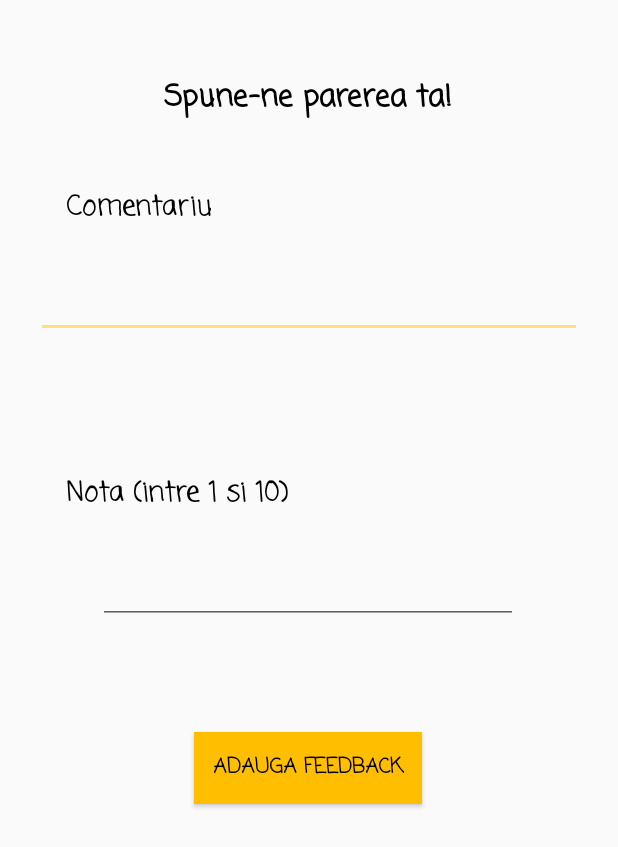
After one commit to catalinadinu/SportSpot, an Android app: the FeedbackActivity screen opened directly, with no data from a screen before it, on a phone screen of 412 x 824 dp. The commit adds this screen. Shown: the top 847 px of the screen. Run offline under Robolectric (Android 15) with nearby library versions, the phone set to English and light mode, and no system bars.

Commit message:
Activitate Feedback
Contact aproape gata (lipsa Google Maps)

```diff
--- a/app/src/main/AndroidManifest.xml
+++ b/app/src/main/AndroidManifest.xml
@@ -9,7 +9,8 @@
         android:roundIcon="@mipmap/ic_launcher_round"
         android:supportsRtl="true"
         android:theme="@style/AppTheme">
-        <activity android:name=".ContactActivity"></activity>
+        <activity android:name=".FeedbackActivity"></activity>
+        <activity android:name=".ContactActivity" />
         <activity android:name=".ProfileActivity" />
         <activity android:name=".SignupActivity" />
         <activity android:name=".AuthActivity" />
--- a/app/src/main/java/com/example/sportspot/ContactActivity.java
+++ b/app/src/main/java/com/example/sportspot/ContactActivity.java
@@ -2,13 +2,33 @@ package com.example.sportspot;
 
 import androidx.appcompat.app.AppCompatActivity;
 
+import android.content.res.Resources;
 import android.os.Bundle;
+import android.util.Log;
 
-public class ContactActivity extends AppCompatActivity {
+import com.google.android.gms.maps.CameraUpdateFactory;
+import com.google.android.gms.maps.GoogleMap;
+import com.google.android.gms.maps.MapView;
+import com.google.android.gms.maps.OnMapReadyCallback;
+import com.google.android.gms.maps.SupportMapFragment;
+import com.google.android.gms.maps.model.LatLng;
+import com.google.android.gms.maps.model.MapStyleOptions;
+import com.google.android.gms.maps.model.MarkerOptions;
+
+public class ContactActivity extends AppCompatActivity{
+    private MapView map;
+    private GoogleMap gMap;
+
+    private static final String MAP_VIEW_BUNDLE_KEY = "MapViewBundleKey";
+
 
     @Override
     protected void onCreate(Bundle savedInstanceState) {
         super.onCreate(savedInstanceState);
         setContentView(R.layout.activity_contact);
+
+        map = findViewById(R.id.contact_map);
+
     }
+
 }
--- /dev/null
+++ b/app/src/main/java/com/example/sportspot/FeedbackActivity.java
@@ -0,0 +1,14 @@
+package com.example.sportspot;
+
+import androidx.appcompat.app.AppCompatActivity;
+
+import android.os.Bundle;
+
+public class FeedbackActivity extends AppCompatActivity {
+
+    @Override
+    protected void onCreate(Bundle savedInstanceState) {
+        super.onCreate(savedInstanceState);
+        setContentView(R.layout.activity_feedback);
+    }
+}
--- a/app/src/main/java/com/example/sportspot/ProfileActivity.java
+++ b/app/src/main/java/com/example/sportspot/ProfileActivity.java
@@ -4,6 +4,7 @@ import androidx.appcompat.app.AppCompatActivity;
 
 import android.content.Intent;
 import android.os.Bundle;
+import android.view.View;
 import android.widget.Button;
 import android.widget.TextView;
 
@@ -22,7 +23,21 @@ public class ProfileActivity extends AppCompatActivity {
 
         initComponents();
 
+        contact.setOnClickListener(new View.OnClickListener() {
+            @Override
+            public void onClick(View view) {
+                intent = new Intent(ProfileActivity.this, ContactActivity.class);
+                startActivity(intent);
+            }
+        });
 
+        add_feedback.setOnClickListener(new View.OnClickListener() {
+            @Override
+            public void onClick(View view) {
+                intent = new Intent(ProfileActivity.this, FeedbackActivity.class);
+                startActivity(intent);
+            }
+        });
     }
 
     private void initComponents(){
--- a/app/src/main/res/layout/activity_contact.xml
+++ b/app/src/main/res/layout/activity_contact.xml
@@ -55,4 +55,14 @@
         app:layout_constraintHorizontal_bias="0.495"
         app:layout_constraintStart_toStartOf="parent"
         app:layout_constraintTop_toBottomOf="@+id/textView6" />
+
+    <com.google.android.gms.maps.MapView
+        android:id="@+id/contact_map"
+        android:layout_width="320dp"
+        android:layout_height="220dp"
+        android:layout_marginTop="76dp"
+        app:layout_constraintEnd_toEndOf="parent"
+        app:layout_constraintHorizontal_bias="0.498"
+        app:layout_constraintStart_toStartOf="parent"
+        app:layout_constraintTop_toBottomOf="@+id/textView5" />
 </androidx.constraintlayout.widget.ConstraintLayout>
--- /dev/null
+++ b/app/src/main/res/layout/activity_feedback.xml
@@ -0,0 +1,97 @@
+<?xml version="1.0" encoding="utf-8"?>
+<androidx.constraintlayout.widget.ConstraintLayout xmlns:android="http://schemas.android.com/apk/res/android"
+    xmlns:app="http://schemas.android.com/apk/res-auto"
+    xmlns:tools="http://schemas.android.com/tools"
+    android:layout_width="match_parent"
+    android:layout_height="match_parent"
+    tools:context=".FeedbackActivity">
+
+    <EditText
+        android:id="@+id/feedback_comment"
+        android:layout_width="match_parent"
+        android:layout_height="wrap_content"
+        android:layout_alignParentLeft="true"
+        android:layout_centerVertical="true"
+        android:layout_marginStart="24dp"
+        android:layout_marginTop="24dp"
+        android:layout_marginEnd="24dp"
+        android:autoLink="all"
+        android:gravity="top|left"
+        android:inputType="textMultiLine|textCapSentences"
+        android:lines="5"
+        android:maxLength="2000"
+        android:minLines="1"
+        android:scrollbars="none"
+        app:layout_constraintEnd_toEndOf="parent"
+        app:layout_constraintHorizontal_bias="0.0"
+        app:layout_constraintStart_toStartOf="parent"
+        app:layout_constraintTop_toBottomOf="@+id/textView7" />
+
+    <TextView
+        android:id="@+id/textView4"
+        android:layout_width="wrap_content"
+        android:layout_height="wrap_content"
+        android:layout_marginTop="50dp"
+        android:text="@string/feedback_titlu"
+        android:textSize="20dp"
+        android:textStyle="bold"
+        app:layout_constraintEnd_toEndOf="parent"
+        app:layout_constraintHorizontal_bias="0.497"
+        app:layout_constraintStart_toStartOf="parent"
+        app:layout_constraintTop_toTopOf="parent" />
+
+    <TextView
+        android:id="@+id/textView7"
+        android:layout_width="wrap_content"
+        android:layout_height="wrap_content"
+        android:layout_marginStart="44dp"
+        android:layout_marginTop="44dp"
+        android:text="@string/comentariu"
+        android:textSize="18dp"
+        android:textStyle="bold"
+        app:layout_constraintEnd_toEndOf="parent"
+        app:layout_constraintHorizontal_bias="0.0"
+        app:layout_constraintStart_toStartOf="parent"
+        app:layout_constraintTop_toBottomOf="@+id/textView4" />
+
+    <TextView
+        android:id="@+id/textView8"
+        android:layout_width="wrap_content"
+        android:layout_height="wrap_content"
+        android:layout_marginStart="44dp"
+        android:layout_marginTop="90dp"
+        android:text="@string/nota"
+        android:textSize="18dp"
+        android:textStyle="bold"
+        app:layout_constraintEnd_toEndOf="parent"
+        app:layout_constraintHorizontal_bias="0.0"
+        app:layout_constraintStart_toStartOf="parent"
+        app:layout_constraintTop_toBottomOf="@+id/feedback_comment" />
+
+    <EditText
+        android:id="@+id/feedback_score"
+        android:layout_width="wrap_content"
+        android:layout_height="wrap_content"
+        android:layout_marginTop="24dp"
+        android:ems="10"
+        android:inputType="number"
+        app:layout_constraintEnd_toEndOf="parent"
+        app:layout_constraintHorizontal_bias="0.496"
+        app:layout_constraintStart_toStartOf="parent"
+        app:layout_constraintTop_toBottomOf="@+id/textView8" />
+
+    <Button
+        android:id="@+id/feedback_add"
+        android:layout_width="wrap_content"
+        android:layout_height="wrap_content"
+        android:layout_marginTop="72dp"
+        android:text="@string/adauga_feedback"
+        android:textStyle="bold"
+        app:layout_constraintEnd_toEndOf="parent"
+        app:layout_constraintHorizontal_bias="0.498"
+        app:layout_constraintStart_toStartOf="parent"
+        app:layout_constraintTop_toBottomOf="@+id/feedback_score"
+        android:background="@color/colorPrimary"
+        android:padding="12dp"/>
+
+</androidx.constraintlayout.widget.ConstraintLayout>
--- a/app/src/main/res/values/strings.xml
+++ b/app/src/main/res/values/strings.xml
@@ -19,6 +19,9 @@
     <string name="versiune">versiunea 1.0</string>
     <string name="contacteaza_ne">Contacteaza-ne la adresa de mail</string>
     <string name="contact_mail">contact@sportspot.ro</string>
+    <string name="feedback_titlu">Spune-ne parerea ta!</string>
+    <string name="comentariu">Comentariu</string>
+    <string name="nota">Nota (intre 1 si 10)</string>
 
 
     <string-array name="lv_sports_list">
--- a/gradle.properties
+++ b/gradle.properties
@@ -17,3 +17,5 @@ org.gradle.jvmargs=-Xmx1536m
 android.useAndroidX=true
 # Automatically convert third-party libraries to use AndroidX
 android.enableJetifier=true
+
+GOOGLE_MAPS_API_KEY="AIzaSyDrbUy06wBFReT97WIWIlsoJulvXk1i8k8"
```
